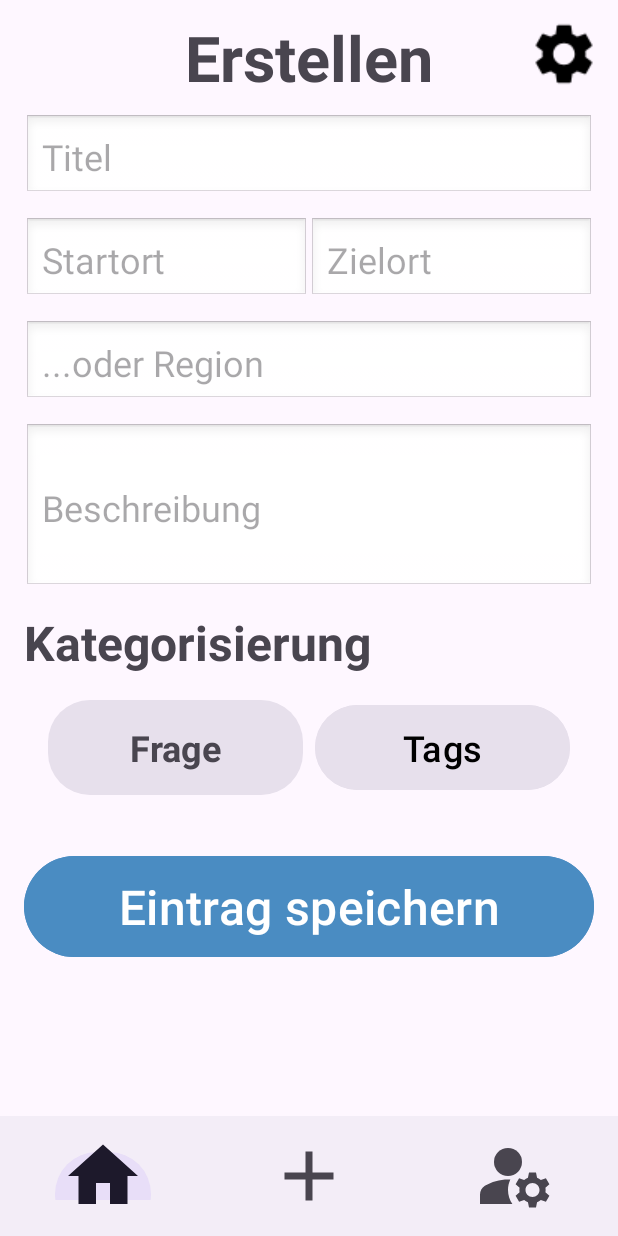
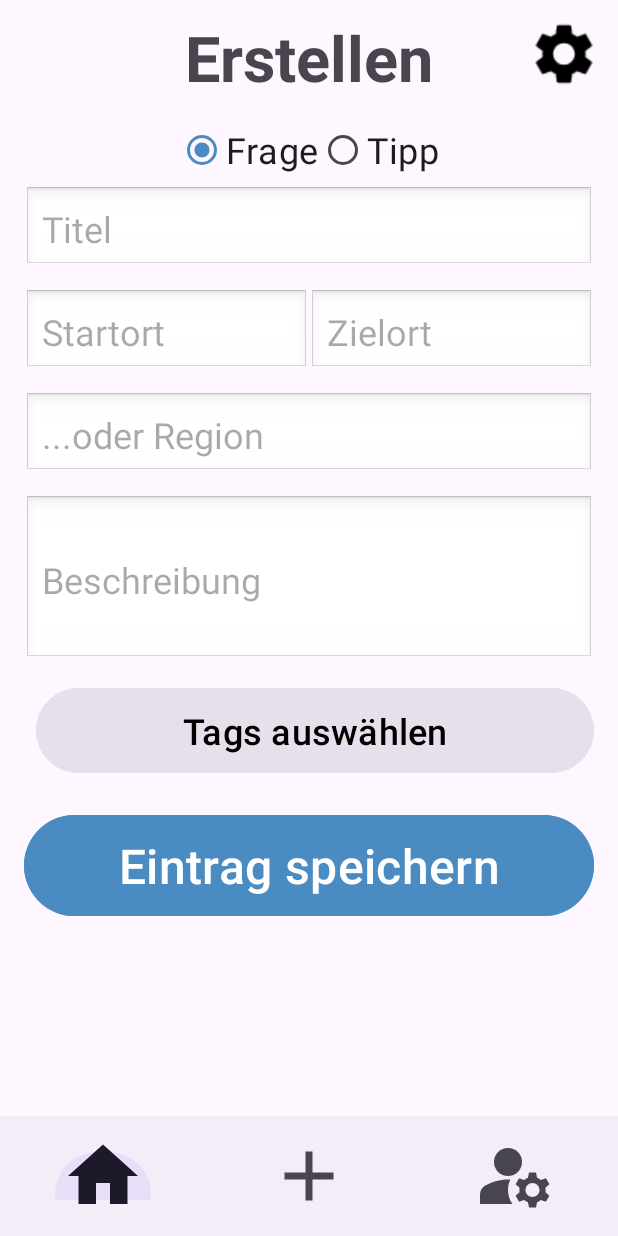
Before and after one commit to Bo960/TSUG, an Android app: the CreateActivity screen opened directly, with no data from a screen before it, on a phone screen of 412 x 824 dp. Run offline under Robolectric (Android 15) with nearby library versions, the phone set to English and light mode, and no system bars.

Commit message:
change selection of frage / tipp in Create

```diff
--- a/app/src/main/java/at/ac/univie/hci/tsug/activities/CreateActivity.java
+++ b/app/src/main/java/at/ac/univie/hci/tsug/activities/CreateActivity.java
@@ -12,6 +12,7 @@ import android.widget.ArrayAdapter;
 import android.widget.Button;
 import android.widget.EditText;
 import android.widget.ImageButton;
+import android.widget.RadioGroup;
 import android.widget.Spinner;
 import android.widget.TextView;
 
@@ -46,6 +47,7 @@ public class CreateActivity extends AppCompatActivity {
     boolean[] selectedTags = new boolean[tags.length];
     ArrayList<String> selectedTagList = new ArrayList<>();
     String selectedFrageTipp = "";
+    private RadioGroup category;
     private User currentUser;
     private ArrayList<Comment> commentList = new ArrayList<>();
 
@@ -110,12 +112,15 @@ public class CreateActivity extends AppCompatActivity {
         AtomicReference<Boolean> isEdit = new AtomicReference<>(getIntent().getBooleanExtra("is_edit", false));
 
         // tag frage / tipp
-        Spinner tagSpinner = findViewById(R.id.tagFrageOderTipp);
-        TextView spinnerErrorText = findViewById(R.id.spinnerErrorText);
-        String[] tagsArray = {"Frage", "Tipp"};
-        ArrayAdapter<String> adapter = new ArrayAdapter<>(this, R.layout.activity_create_spinner_item, tagsArray);
-        adapter.setDropDownViewResource(R.layout.activity_create_spinner_dropdown_item);
-        tagSpinner.setAdapter(adapter);
+        category = findViewById(R.id.category);
+        category.check(R.id.frage); // default: frage selected
+        category.setOnCheckedChangeListener((group, checkedId) -> {
+            if (checkedId == R.id.frage) {
+                selectedFrageTipp = "Frage";
+            } else if (checkedId == R.id.tipp) {
+                selectedFrageTipp = "Tipp";
+            }
+        });
 
         // if editing: view selected type & other fields
         if (isEdit.get()) {
@@ -123,8 +128,13 @@ public class CreateActivity extends AppCompatActivity {
             Post editPost = Container.getPost(beitragID);
             commentList = editPost.getCommentList();
 
-            int tagIndex = Arrays.asList(tagsArray).indexOf(editPost.getFrage());
-            tagSpinner.setSelection(tagIndex);
+            if(editPost.getFrage() == "Frage") {
+                category.check(R.id.frage);
+                selectedFrageTipp = "Frage";
+            } else {
+                category.check(R.id.tipp);
+                selectedFrageTipp = "Tipp";
+            }
 
             selectedTagList = editPost.getTags();
 
@@ -144,22 +154,6 @@ public class CreateActivity extends AppCompatActivity {
             input_description.setText(editPost.getDes());
 
         }
-
-        // tags
-        tagSpinner.setOnItemSelectedListener(new AdapterView.OnItemSelectedListener() {
-            @Override
-            public void onItemSelected(AdapterView<?> parentView, View selectedItemView, int position, long id) {
-                selectedFrageTipp = parentView.getItemAtPosition(position).toString();
-                spinnerErrorText.setVisibility(View.GONE);
-            }
-
-            @Override
-            public void onNothingSelected(AdapterView<?> parentView) {
-                selectedFrageTipp = null;
-                spinnerErrorText.setText("Bitte eine Kategorie auswählen.");
-                spinnerErrorText.setVisibility(View.VISIBLE);
-            }
-        });
 
         // categories/tags
         buttonSelectTags = findViewById(R.id.buttonSelectTags);
--- a/app/src/main/res/layout/activity_create.xml
+++ b/app/src/main/res/layout/activity_create.xml
@@ -30,6 +30,29 @@
             android:layout_height="wrap_content"
             android:orientation="vertical"
             android:padding="16dp">
+
+            <!-- Frage / Tipp -->
+            <RadioGroup
+                android:id="@+id/category"
+                android:layout_width="match_parent"
+                android:layout_height="wrap_content"
+                android:orientation="horizontal"
+                android:gravity="center_horizontal">
+
+                <RadioButton
+                    android:id="@+id/frage"
+                    android:layout_width="wrap_content"
+                    android:layout_height="wrap_content"
+                    android:text="Frage"
+                    android:textSize="@dimen/klein"/>
+
+                <RadioButton
+                    android:id="@+id/tipp"
+                    android:layout_width="wrap_content"
+                    android:layout_height="wrap_content"
+                    android:text="Tipp"
+                    android:textSize="@dimen/klein"/>
+            </RadioGroup>
 
             <!-- Title -->
             <EditText
@@ -106,45 +129,44 @@
                 android:textColor="@android:color/black" />
 
             <!-- Tags -->
-            <TextView
-                android:layout_width="wrap_content"
-                android:layout_height="wrap_content"
-                android:layout_marginBottom="8dp"
-                android:text="Kategorisierung"
-                android:textSize="@dimen/mittel"
-                android:textStyle="bold" />
+<!--            <TextView-->
+<!--                android:layout_width="wrap_content"-->
+<!--                android:layout_height="wrap_content"-->
+<!--                android:layout_marginBottom="8dp"-->
+<!--                android:text="Kategorisierung"-->
+<!--                android:textSize="@dimen/mittel"-->
+<!--                android:textStyle="bold" />-->
 
-            <LinearLayout
-                android:layout_width="match_parent"
-                android:layout_height="wrap_content"
-                android:orientation="horizontal"
-                android:layout_marginBottom="16dp"
-                android:gravity="center_vertical"
-                android:layout_marginTop="8dp"
-                android:paddingHorizontal="16dp"
-                android:weightSum="1">
+<!--            <LinearLayout-->
+<!--                android:layout_width="match_parent"-->
+<!--                android:layout_height="wrap_content"-->
+<!--                android:orientation="horizontal"-->
+<!--                android:layout_marginBottom="16dp"-->
+<!--                android:gravity="center_vertical"-->
+<!--                android:layout_marginTop="8dp"-->
+<!--                android:paddingHorizontal="16dp"-->
+<!--                android:weightSum="1">-->
 
-                <Spinner
-                    android:id="@+id/tagFrageOderTipp"
-                    android:layout_width="0dp"
-                    android:layout_height="wrap_content"
-                    android:layout_weight="0.5"
-                    android:padding="15dp"
-                    android:background="@drawable/activity_create_spinner_style"
-                    android:importantForAccessibility="yes" />
+<!--                <Spinner-->
+<!--                    android:id="@+id/tagFrageOderTipp"-->
+<!--                    android:layout_width="0dp"-->
+<!--                    android:layout_height="wrap_content"-->
+<!--                    android:layout_weight="0.5"-->
+<!--                    android:padding="15dp"-->
+<!--                    android:background="@drawable/activity_create_spinner_style"-->
+<!--                    android:importantForAccessibility="yes" />-->
 
                 <Button
                     android:id="@+id/buttonSelectTags"
-                    android:layout_width="0dp"
+                    android:layout_width="match_parent"
                     android:layout_height="wrap_content"
-                    android:layout_weight="0.5"
                     android:layout_marginStart="8dp"
                     android:backgroundTint="@color/surfaceVariantColor"
                     android:textColor="@android:color/black"
-                    android:text="Tags"
+                    android:text="Tags auswählen"
                     android:textSize="@dimen/klein"
                     android:padding="12dp" />
-            </LinearLayout>
+<!--            </LinearLayout>-->
 
             <TextView
                 android:id="@+id/spinnerErrorText"
```
